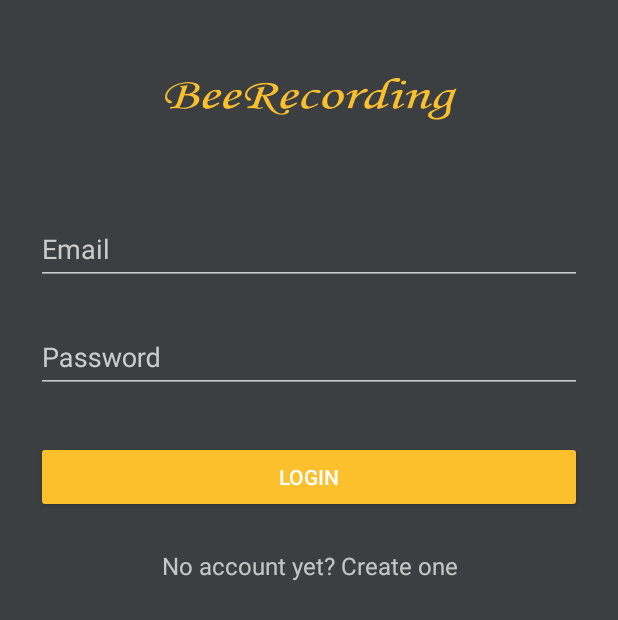
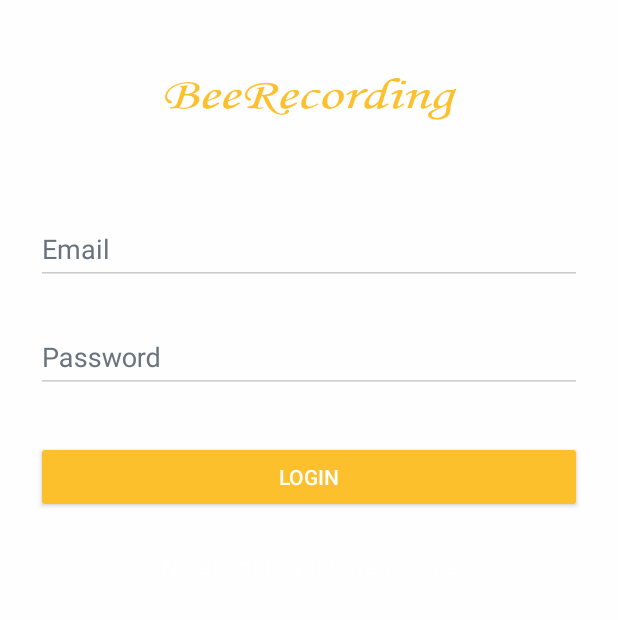
Before and after one commit to JaydenNatsume/BeeRecording, an Android app: the LoginActivity screen opened directly, with no data from a screen before it, on a phone screen of 412 x 824 dp. Shown: the top 620 px of the screen. Run offline under Robolectric (Android 15) with nearby library versions, the phone set to English and light mode, and no system bars; our stand-ins replace ButterKnife, Firebase (no records; nobody signed in at launch, a user with empty details on screens opened directly).

Commit message:
Theme Updated!!
Theme Updated!!

```diff
--- a/app/src/main/java/com/sourcey/materiallogindemo/LoginActivity.java
+++ b/app/src/main/java/com/sourcey/materiallogindemo/LoginActivity.java
@@ -42,6 +42,7 @@ public class LoginActivity extends AppCompatActivity {
     @BindView(R.id.input_password) EditText _passwordText;
     @BindView(R.id.btn_login) Button _loginButton;
     @BindView(R.id.link_signup) TextView _signupLink;
+    @BindView(R.id.link_forgot_password) TextView _resetPasswordLink;
 
     @Override
     public void onCreate(Bundle savedInstanceState) {
@@ -70,6 +71,16 @@ public class LoginActivity extends AppCompatActivity {
                 startActivity(new Intent(LoginActivity.this, SignupActivity.class));
             }
         });
+
+        /*_resetPasswordLink.setOnClickListener(new View.OnClickListener() {
+
+            @Override
+            public void onClick(View v) {
+                // Start the Signup activity
+                finish();
+                startActivity(new Intent(LoginActivity.this, SignupActivity.class));
+            }
+        });*/
 
         if (PreferenceUtils.getEmail(this) != null ){
             _emailText.setText(PreferenceUtils.getEmail(this));
@@ -107,8 +118,8 @@ public class LoginActivity extends AppCompatActivity {
         mAuth.signInWithEmailAndPassword(_emailText.getText().toString().trim(), _passwordText.getText().toString().trim()).addOnCompleteListener(new OnCompleteListener<AuthResult>() {
             @Override
             public void onComplete(@NonNull Task<AuthResult> task) {
+                progressBar.setVisibility(View.GONE);
                 if(task.isSuccessful()){
-                    progressBar.setVisibility(View.GONE);
                     // add flags to clear all the opened activities
                     // otherwise the app will come back to login activity if the user presses "down"
                     PreferenceUtils.saveEmail(_emailText.getText().toString().trim(), getApplicationContext());
--- a/app/src/main/java/com/sourcey/materiallogindemo/SignupActivity.java
+++ b/app/src/main/java/com/sourcey/materiallogindemo/SignupActivity.java
@@ -114,11 +114,11 @@ public class SignupActivity extends AppCompatActivity {
         firebaseAuth.createUserWithEmailAndPassword(email, password).addOnCompleteListener(this, new OnCompleteListener<AuthResult>() {
             @Override
             public void onComplete(@NonNull Task<AuthResult> task) {
+                progressBar.setVisibility(View.GONE);
                 if(task.isSuccessful()){
                     // User is successfully registered and logged in.
                     // we will start the profile activity from here
                     // right now let's display a toast only
-                    progressBar.setVisibility(View.GONE);
                     Toast.makeText(SignupActivity.this, "Successful! Please login", Toast.LENGTH_SHORT).show();
                     saveUserInformation();
                     Intent intent = new Intent(SignupActivity.this, LoginActivity.class);
--- a/app/src/main/res/layout/activity_login.xml
+++ b/app/src/main/res/layout/activity_login.xml
@@ -80,6 +80,14 @@
                 android:gravity="center"
                 android:textSize="16dip"/>
 
+            <TextView android:id="@+id/link_forgot_password"
+                android:layout_width="fill_parent"
+                android:layout_height="wrap_content"
+                android:layout_marginBottom="24dp"
+                android:text="Forgot Password?"
+                android:gravity="center"
+                android:textSize="16dip"/>
+
         </LinearLayout>
 
     </RelativeLayout>
--- a/app/src/main/res/values-v21/styles.xml
+++ b/app/src/main/res/values-v21/styles.xml
@@ -11,7 +11,7 @@
 
     <style name="AppTheme.Dark" parent="Theme.AppCompat.NoActionBar">
         <item name="android:windowDrawsSystemBarBackgrounds">true</item>
-        <item name="android:statusBarColor">@color/jet</item>
+        <item name="android:statusBarColor">@color/black</item>
 
         <item name="android:windowContentTransitions">true</item>
         <item name="android:windowAllowEnterTransitionOverlap">true</item>
@@ -19,16 +19,16 @@
         <item name="android:windowSharedElementEnterTransition">@android:transition/move</item>
         <item name="android:windowSharedElementExitTransition">@android:transition/move</item>
 
-        <item name="colorPrimary">@color/primary</item>
-        <item name="colorPrimaryDark">@color/primary_dark</item>
-        <item name="colorAccent">@color/accent</item>
+        <item name="colorPrimary">@color/colorPrimary</item>
+        <item name="colorPrimaryDark">@color/colorPrimaryDark</item>
+        <item name="colorAccent">@color/colorAccent</item>
 
-        <item name="android:windowBackground">@color/back</item>
+        <item name="android:windowBackground">@color/colorPrimary</item>
 
         <item name="colorControlNormal">@color/iron</item>
-        <item name="colorControlActivated">@color/white</item>
-        <item name="colorControlHighlight">@color/white</item>
-        <item name="android:textColorHint">@color/iron</item>
+        <item name="colorControlActivated">@color/colorAccent</item>
+        <item name="colorControlHighlight">@color/colorAccent</item>
+        <item name="android:textColorHint">@color/colorText</item>
 
         <item name="colorButtonNormal">@color/primary_darker</item>
         <item name="android:colorButtonNormal">@color/primary_darker</item>
--- a/app/src/main/res/values/colors.xml
+++ b/app/src/main/res/values/colors.xml
@@ -1,8 +1,20 @@
 <?xml version="1.0" encoding="utf-8"?>
 <resources>
-  <!--<color name="primary">#E43F3F</color>-->
-  <!--<color name="primary_dark">#E12929</color>-->
-  <!--<color name="primary_darker">#CC1D1D</color>-->
+    <color name="colorPrimary">#FEFEFE</color>
+    <color name="colorSecondary">#FDBE41</color>
+    <color name="colorSecondaryDark">#FDC02D</color>
+    <color name="colorPrimaryDark">#333333</color>
+    <color name="colorAccent">#FDDF32</color>
+
+    <color name="colorText">#6a737b</color>
+    <color name="colorTextHint">#96989A</color>
+
+    <color name="grey_dark">#37474F</color>
+    <color name="grey_hard">#96989A</color>
+    <color name="grey_medium">#BDBFC1</color>
+    <color name="grey_soft">#F5F5F5</color>
+    <color name="grey_bg">#E6E6E6</color>
+    <color name="grey_300">#E0E0E0</color>
 
     <color name="primary">#FDBE41</color>
     <color name="primary_dark">#FDDF32</color>
@@ -19,4 +31,5 @@
     <color name="base">#AAAAAA</color>
     <color name="iron">#CCCCCC</color>
     <color name="white">#FFFFFF</color>
+
 </resources>
--- a/app/src/main/res/values/styles.xml
+++ b/app/src/main/res/values/styles.xml
@@ -3,28 +3,31 @@
     <!-- Base application theme. -->
     <style name="AppTheme" parent="Theme.AppCompat.Light.NoActionBar">
         <!-- Customize your theme here. -->
+        <item name="colorPrimary">@color/colorPrimary</item>
+        <item name="colorPrimaryDark">@color/colorPrimaryDark</item>
+        <item name="colorAccent">@color/colorAccent</item>
     </style>
 
     <style name="AppTheme.Dark" parent="Theme.AppCompat.NoActionBar">
-        <item name="colorPrimary">@color/primary</item>
-        <item name="colorPrimaryDark">@color/primary_dark</item>
-        <item name="colorAccent">@color/accent</item>
+        <item name="colorPrimary">@color/colorPrimary</item>
+        <item name="colorPrimaryDark">@color/colorPrimaryDark</item>
+        <item name="colorAccent">@color/colorAccent</item>
 
-        <item name="android:windowBackground">@color/primary</item>
+        <item name="android:windowBackground">@color/colorPrimary</item>
 
         <item name="colorControlNormal">@color/iron</item>
-        <item name="colorControlActivated">@color/white</item>
-        <item name="colorControlHighlight">@color/white</item>
-        <item name="android:textColorHint">@color/iron</item>
+        <item name="colorControlActivated">@color/colorAccent</item>
+        <item name="colorControlHighlight">@color/colorAccent</item>
+        <item name="android:textColorHint">@color/colorText</item>
 
-        <item name="colorButtonNormal">@color/primary_darker</item>
-        <item name="android:colorButtonNormal">@color/primary_darker</item>
+        <item name="colorButtonNormal">@color/colorSecondary</item>
+        <item name="android:colorButtonNormal">@color/colorSecondaryDark</item>
     </style>
 
     <style name="AppTheme.Dark.Dialog" parent="Theme.AppCompat.Dialog">
-        <item name="colorAccent">@color/white</item>
-        <item name="android:textColorPrimary">@color/iron</item>
-        <item name="android:background">@color/primary</item>
+        <item name="colorAccent">@color/oil</item>
+        <item name="android:textColorPrimary">@color/colorText</item>
+        <item name="android:background">@color/colorPrimary</item>
     </style>
 
 </resources>
```
Also changed, not shown: 1 other file. Lines whose indentation alone changed are shown as unchanged.
